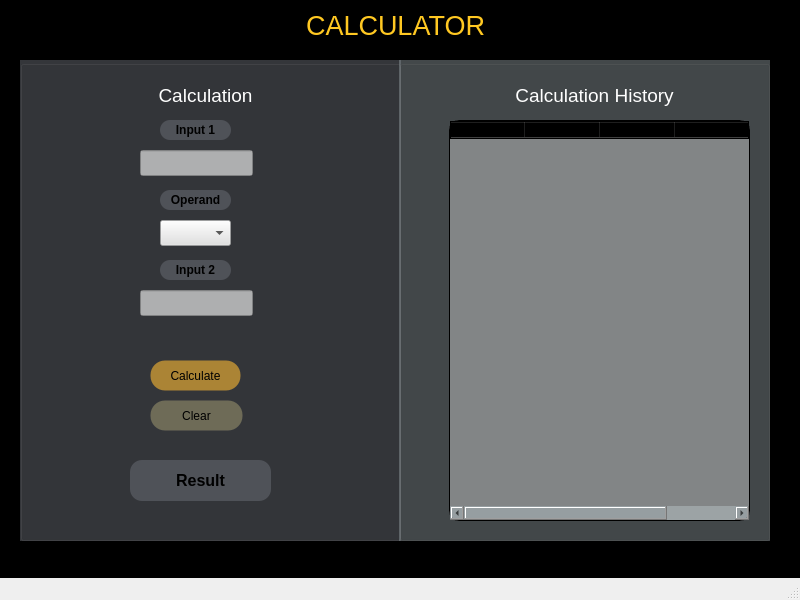
Above: guiapp/mainwindow.ui from bugman1215/GUIAppTest before the change. Below: the same form after it.
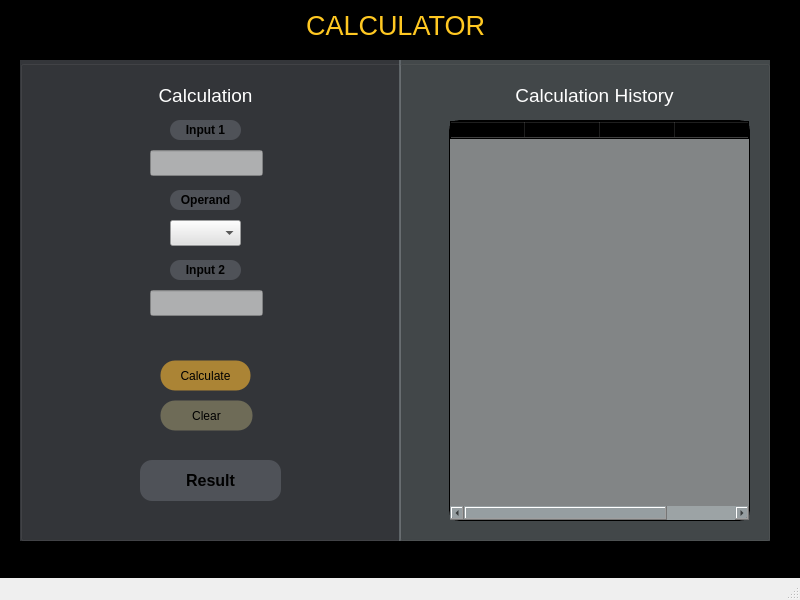
That is the form after the change.

Patch:
```diff
--- a/guiapp/mainwindow.ui
+++ b/guiapp/mainwindow.ui
@@ -45,7 +45,7 @@
     <widget class="QComboBox" name="comboBox">
      <property name="geometry">
       <rect>
-       <x>140</x>
+       <x>150</x>
        <y>160</y>
        <width>71</width>
        <height>26</height>
@@ -62,7 +62,7 @@
     <widget class="QLineEdit" name="input1">
      <property name="geometry">
       <rect>
-       <x>120</x>
+       <x>130</x>
        <y>90</y>
        <width>113</width>
        <height>26</height>
@@ -75,7 +75,7 @@
     <widget class="QLineEdit" name="input2">
      <property name="geometry">
       <rect>
-       <x>120</x>
+       <x>130</x>
        <y>230</y>
        <width>113</width>
        <height>26</height>
@@ -88,7 +88,7 @@
     <widget class="QPushButton" name="calculateButton">
      <property name="geometry">
       <rect>
-       <x>130</x>
+       <x>140</x>
        <y>300</y>
        <width>91</width>
        <height>31</height>
@@ -110,7 +110,7 @@
     <widget class="QLabel" name="resultLabel">
      <property name="geometry">
       <rect>
-       <x>110</x>
+       <x>120</x>
        <y>400</y>
        <width>141</width>
        <height>41</height>
@@ -137,7 +137,7 @@
     <widget class="QPushButton" name="clearButton">
      <property name="geometry">
       <rect>
-       <x>130</x>
+       <x>140</x>
        <y>340</y>
        <width>93</width>
        <height>31</height>
@@ -160,7 +160,7 @@
     <widget class="QLabel" name="label_2">
      <property name="geometry">
       <rect>
-       <x>140</x>
+       <x>150</x>
        <y>60</y>
        <width>71</width>
        <height>20</height>
@@ -183,7 +183,7 @@
     <widget class="QLabel" name="label_3">
      <property name="geometry">
       <rect>
-       <x>140</x>
+       <x>150</x>
        <y>200</y>
        <width>71</width>
        <height>20</height>
@@ -206,7 +206,7 @@
     <widget class="QLabel" name="label_4">
      <property name="geometry">
       <rect>
-       <x>140</x>
+       <x>150</x>
        <y>130</y>
        <width>71</width>
        <height>20</height>
```
